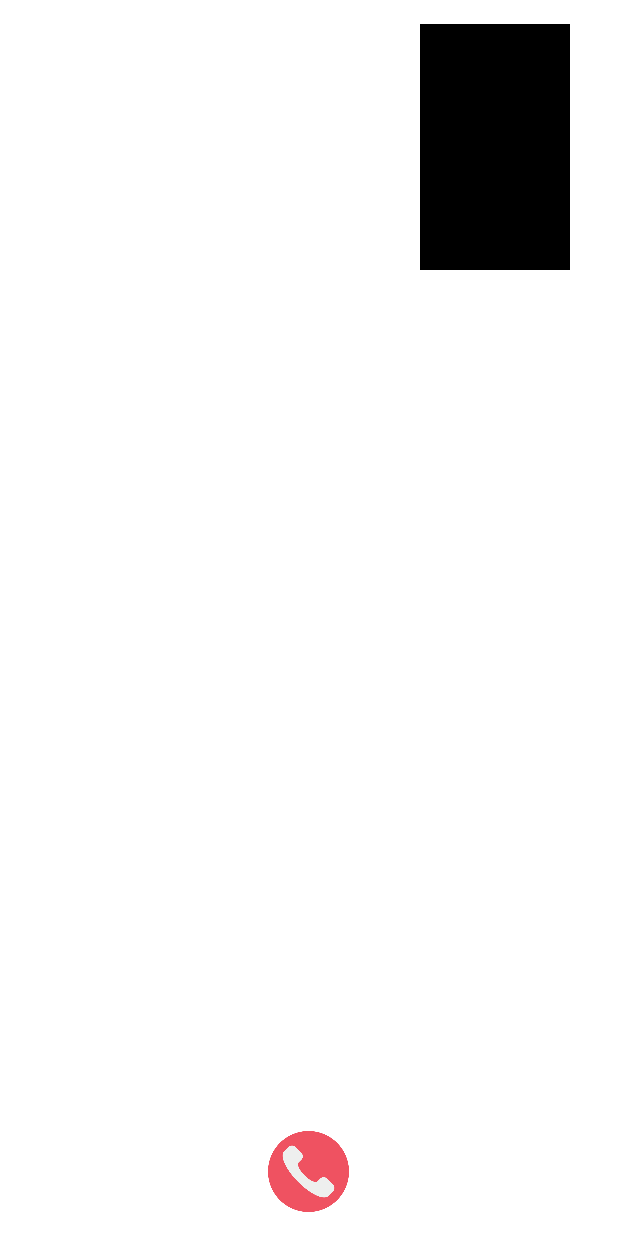
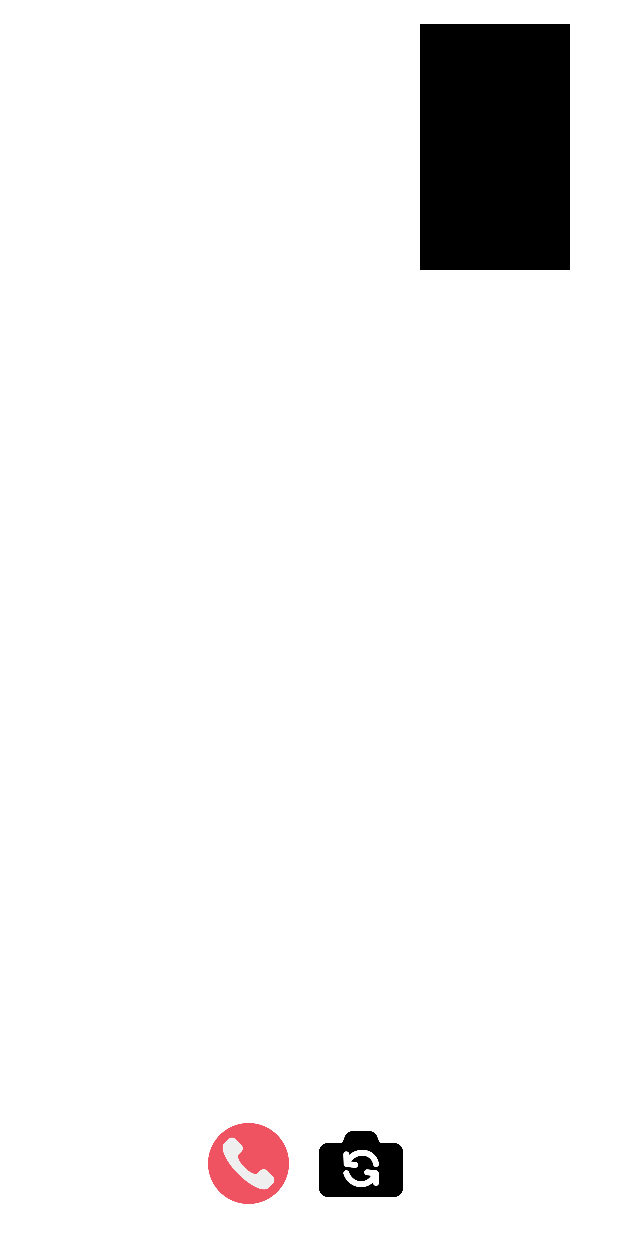
Before and after one commit to andikadeveloper/AndroidVideoCall, an Android app: the layout activity_video_call.xml on its own in the app's theme, with its tools: preview values and no code run, on a phone screen of 412 x 824 dp. Run offline under Robolectric (Android 15) with nearby library versions, the phone set to English and light mode, and no system bars.

Commit message:
feat: add switch camera

```diff
--- a/app/src/main/java/com/example/androidvideocall/MainActivity.kt
+++ b/app/src/main/java/com/example/androidvideocall/MainActivity.kt
@@ -17,6 +17,8 @@ class MainActivity : AppCompatActivity() {
         binding.btnJoinVideoCall.setOnClickListener {
             navigateToVideoCall()
         }
+
+        supportActionBar?.hide()
     }
 
     private fun navigateToVideoCall() {
--- a/app/src/main/java/com/example/androidvideocall/VideoCallActivity.kt
+++ b/app/src/main/java/com/example/androidvideocall/VideoCallActivity.kt
@@ -51,6 +51,7 @@ class VideoCallActivity : AppCompatActivity() {
         setContentView(binding.root)
 
         binding.initBinding()
+        supportActionBar?.hide()
     }
 
     private fun ActivityVideoCallBinding.initBinding() {
@@ -62,6 +63,10 @@ class VideoCallActivity : AppCompatActivity() {
 
         imgLeaveCall.setOnClickListener {
             leaveChannel()
+        }
+
+        imgSwitchCamera.setOnClickListener {
+            agoraEngine?.switchCamera()
         }
     }
 
--- a/app/src/main/res/layout/activity_video_call.xml
+++ b/app/src/main/res/layout/activity_video_call.xml
@@ -32,13 +32,30 @@
 
     </androidx.constraintlayout.widget.ConstraintLayout>
 
-    <ImageView
-        android:id="@+id/imgLeaveCall"
-        android:layout_width="54dp"
-        android:layout_height="54dp"
-        android:src="@drawable/img_phone_call"
+    <LinearLayout
+        android:layout_width="match_parent"
+        android:layout_height="wrap_content"
+        android:orientation="horizontal"
         android:layout_gravity="bottom|center"
         android:layout_marginBottom="16dp"
-        android:contentDescription="@string/label_leave_video_call" />
+        android:gravity="center">
+
+        <ImageView
+            android:id="@+id/imgLeaveCall"
+            android:layout_width="54dp"
+            android:layout_height="54dp"
+            android:src="@drawable/img_phone_call"
+            android:layout_marginEnd="8dp"
+            android:contentDescription="@string/label_leave_video_call" />
+
+        <ImageView
+            android:id="@+id/imgSwitchCamera"
+            android:layout_width="64dp"
+            android:layout_height="64dp"
+            android:layout_marginStart="8dp"
+            android:src="@drawable/img_switch_camera"
+            android:contentDescription="@string/label_switch_camera" />
+
+    </LinearLayout>
 
 </androidx.coordinatorlayout.widget.CoordinatorLayout>
--- a/app/src/main/res/values/strings.xml
+++ b/app/src/main/res/values/strings.xml
@@ -2,4 +2,5 @@
     <string name="app_name">AndroidVideoCall</string>
     <string name="label_leave_video_call">Leave Video Call</string>
     <string name="label_join_video_call">Join Video Call</string>
+    <string name="label_switch_camera">Switch Camera</string>
 </resources>
```
Also changed, not shown: app/src/main/res/drawable/img_switch_camera.png (added).
